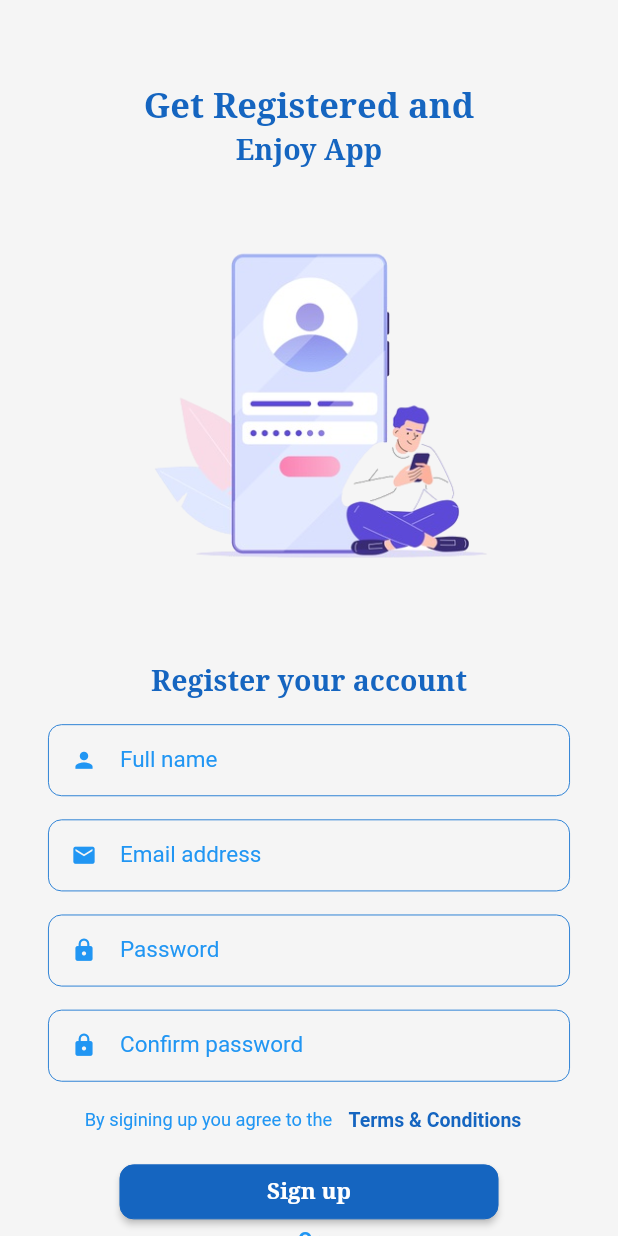
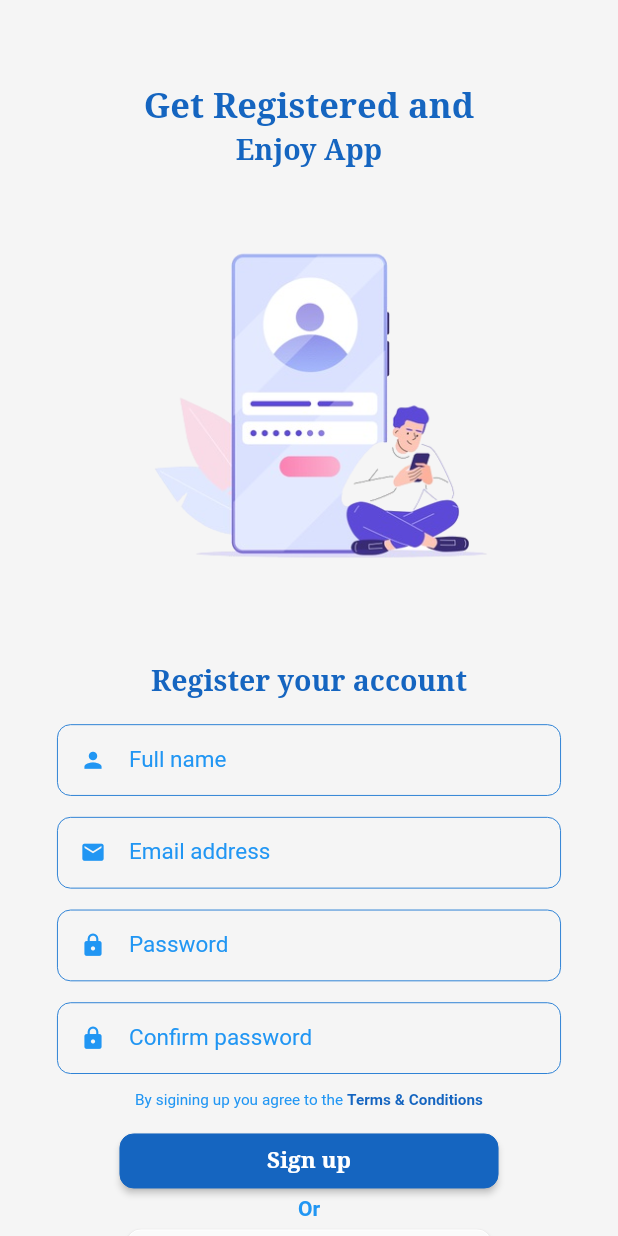
Before and after one commit to Movie-Cinema-ERa/CloneMovieAppWithFlutter, a Flutter app: the screen it shows after launch, after a tap on "Sign up", on a phone screen of 412 x 824 dp. Run offline on Flutter 3.47's test engine with Material 2 defaults, Android fonts, the light colour scheme and no system bars; our stand-ins replace carousel_slider, chewie, firebase_auth, firebase_core, flutter_dotenv, flutter_rating_bar and 8 more; missing offline and left inert: flutter_khalti; accounts and stored records are empty; network calls fail.

Commit message:
fully updated moviess app

```diff
--- a/lib/Controllers/login_controller.dart
+++ b/lib/Controllers/login_controller.dart
@@ -1,5 +1,3 @@
-import 'dart:math';
-
 import 'package:flutter/material.dart';
 import 'package:flutter_project/BottomNavBar/ButtomNavBar.dart';
 import 'package:flutter_project/Controllers/Movies_details_controller.dart';
--- a/lib/Screens/Full_movies_screen.dart
+++ b/lib/Screens/Full_movies_screen.dart
@@ -41,25 +41,11 @@
             builder: (controller) {
               return Center(
                 child: Container(
-                  color: Colors.black,
-                  height: Get.height * 0.32,
-                  child: videosController.chewieController != null &&
-                          videosController.chewieController!
-                              .videoPlayerController.value.isPlaying
-                      ? Container(
-                          child: controller.playTrailers(),
-                        )
-                      : Center(
-                          child: Container(
-                            height: 26,
-                            width: 26,
-                            child: CircularProgressIndicator(
-                              strokeWidth: 2.4,
-                              backgroundColor: Colors.grey[300],
-                            ),
-                          ),
-                        ),
-                ),
+                    color: Colors.black,
+                    height: Get.height * 0.32,
+                    child: Container(
+                      child: controller.playTrailers(),
+                    )),
               );
             },
           )),
--- a/lib/Screens/Movies_details_screen.dart
+++ b/lib/Screens/Movies_details_screen.dart
@@ -10,7 +10,6 @@
 import 'package:flutter_project/Models/purchased_movies_model.dart';
 import 'package:flutter_project/Widgets/movies_details_richText.dart';
 import 'package:flutter_project/helpers/ApiClient.dart';
-import 'package:fluttertoast/fluttertoast.dart';
 import 'package:font_awesome_flutter/font_awesome_flutter.dart';
 import 'package:flutter_rating_bar/flutter_rating_bar.dart';
 import 'package:get/get.dart';
--- a/lib/Screens/SignUp_screen.dart
+++ b/lib/Screens/SignUp_screen.dart
@@ -1,3 +1,4 @@
+import 'package:flutter/gestures.dart';
 import 'package:flutter/material.dart';
 import 'package:flutter/services.dart';
 import 'package:flutter_project/Controllers/SignUp_controller.dart';
@@ -14,6 +15,7 @@
   final TextEditingController emailTXT = TextEditingController();
   final TextEditingController passwordTXT = TextEditingController();
   final TextEditingController confirmPasswordTXT = TextEditingController();
+  final tapGestureRecognizer = TapGestureRecognizer()..onTap = () {};
 
   @override
   Widget build(BuildContext context) {
@@ -60,7 +62,7 @@
                     height: MediaQuery.of(context).size.height * 0.06,
                   ),
                   Padding(
-                    padding: const EdgeInsets.only(left: 32, right: 32),
+                    padding: const EdgeInsets.only(left: 38, right: 38),
                     child: Container(
                       child: Column(
                         children: [
@@ -110,26 +112,28 @@
                               preIcon: Icons.lock,
                               txtType: TextInputType.text,
                               obscureText: true),
-                          Row(
-                            mainAxisAlignment: MainAxisAlignment.center,
-                            children: [
-                              Text(
-                                "By sigining up you agree to the",
-                                style: TextStyle(
-                                  color: Colors.blue,
-                                  fontSize: 12.2,
+                          SizedBox(
+                            height: 10,
+                          ),
+                          RichText(
+                            text: TextSpan(
+                              text: "By sigining up you agree to the",
+                              style:
+                                  TextStyle(color: Colors.blue, fontSize: 10.2),
+                              children: [
+                                TextSpan(
+                                  recognizer: tapGestureRecognizer,
+                                  text: " Terms & Conditions",
+                                  style: TextStyle(
+                                      color: Colors.blue[800],
+                                      fontSize: 10.2,
+                                      fontWeight: FontWeight.bold),
                                 ),
-                              ),
-                              TextButton(
-                                  onPressed: () {},
-                                  child: Text(
-                                    " Terms & Conditions",
-                                    style: TextStyle(
-                                        color: Colors.blue[800],
-                                        fontSize: 13,
-                                        fontWeight: FontWeight.bold),
-                                  ))
-                            ],
+                              ],
+                            ),
+                          ),
+                          SizedBox(
+                            height: 10,
                           ),
                           CustomButton(
                               label: "Sign up",
--- a/lib/Screens/loginScreen.dart
+++ b/lib/Screens/loginScreen.dart
@@ -58,7 +58,7 @@
                     height: MediaQuery.of(context).size.height * 0.05,
                   ),
                   Padding(
-                    padding: const EdgeInsets.only(left: 32, right: 32),
+                    padding: const EdgeInsets.only(left: 38, right: 38),
                     child: Container(
                       child: Column(
                         children: [
@@ -175,7 +175,7 @@
                             height: 10,
                           ),
                           Container(
-                            width: Get.width * 0.59,
+                            width: Get.width * 0.7,
                             child: ElevatedButton.icon(
                               onPressed: () {
                                 loginController.googleLogin();
@@ -194,6 +194,8 @@
                                 ),
                               ),
                               style: TextButton.styleFrom(
+                                visualDensity:
+                                    VisualDensity(horizontal: 4, vertical: 1),
                                 backgroundColor: Colors.white,
                                 shape: RoundedRectangleBorder(
                                   borderRadius: BorderRadius.circular(12),
--- a/lib/Widgets/account_CustomButton.dart
+++ b/lib/Widgets/account_CustomButton.dart
@@ -19,6 +19,7 @@
   Widget build(BuildContext context) {
     return ElevatedButton(
         style: TextButton.styleFrom(
+            visualDensity: VisualDensity(horizontal: -1.5),
             backgroundColor: colors,
             side: borderOutline,
             shape:
--- a/lib/Widgets/account_TextForm.dart
+++ b/lib/Widgets/account_TextForm.dart
@@ -21,7 +21,7 @@
   @override
   Widget build(BuildContext context) {
     return Container(
-      height: Get.height * 0.06,
+      height: Get.height * 0.058,
       child: TextFormField(
         controller: editTxtControl,
         style: TextStyle(color: Colors.blue[700], fontSize: 15),
```
